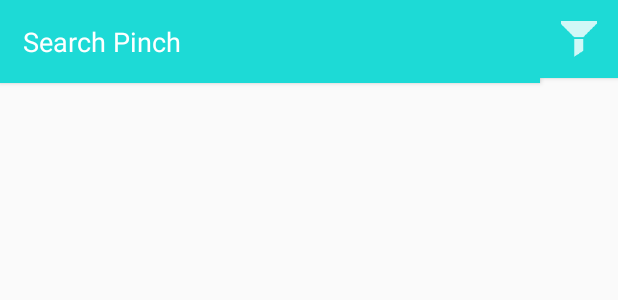
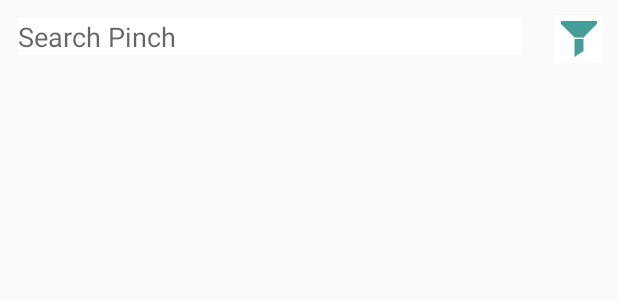
Before and after one commit to pinch-codepath/pinch, an Android app: the layout fragment_search_filters.xml on its own in the app's theme, with its tools: preview values and no code run, on a phone screen of 412 x 824 dp. Shown: the top 300 px of the screen. Run offline under Robolectric (Android 15) with nearby library versions, the phone set to English and light mode, and no system bars.

Commit message:
Iterating on overall app colors

```diff
--- a/app/src/main/java/com/pinch/android/fragments/EventsFragment.java
+++ b/app/src/main/java/com/pinch/android/fragments/EventsFragment.java
@@ -96,10 +96,7 @@ public abstract class EventsFragment extends Fragment {
 
         );
         // Configure the refreshing colors
-        mSwipeContainer.setColorSchemeResources(android.R.color.holo_blue_bright,
-                android.R.color.holo_green_light,
-                android.R.color.holo_orange_light,
-                android.R.color.holo_red_light);
+        mSwipeContainer.setColorSchemeResources(R.color.colorPrimary);
     }
 
 }
--- a/app/src/main/java/com/pinch/android/fragments/SearchFragment.java
+++ b/app/src/main/java/com/pinch/android/fragments/SearchFragment.java
@@ -113,10 +113,7 @@ public class SearchFragment extends Fragment {
             }
         });
         // Configure the refreshing colors
-        mSwipeContainer.setColorSchemeResources(android.R.color.holo_blue_bright,
-                android.R.color.holo_green_light,
-                android.R.color.holo_orange_light,
-                android.R.color.holo_red_light);
+        mSwipeContainer.setColorSchemeResources(R.color.colorPrimary);
     }
 
     @Override
--- a/app/src/main/res/layout/activity_main.xml
+++ b/app/src/main/res/layout/activity_main.xml
@@ -17,6 +17,7 @@
         app:pstsDividerColor="@color/colorPrimary"
         app:pstsIndicatorColor="@color/colorPrimaryDark"
         app:pstsIndicatorHeight="3dp"
+        android:elevation="4dp"
         android:layout_height="48dp"/>
 
     <android.support.v4.view.ViewPager
--- a/app/src/main/res/layout/fragment_search_filters.xml
+++ b/app/src/main/res/layout/fragment_search_filters.xml
@@ -10,26 +10,23 @@
         android:iconifiedByDefault="false"
         android:layout_toLeftOf="@+id/ivFilters"
         android:layout_toStartOf="@+id/ivFilters"
-        android:padding="15dp"
-        android:elevation="2dp"
+        android:layout_margin="12dp"
         android:id="@+id/etSearch"
         android:hint="Search Pinch"
-        android:textColor="@android:color/white"
-        android:textColorHint="@android:color/white"
-        android:background="@color/colorPrimary" >
+        android:textColor="@color/colorPrimary"
+        android:background="@android:color/white" >
     </EditText>
 
     <ImageView
         android:layout_width="wrap_content"
         android:layout_height="wrap_content"
         android:id="@+id/ivFilters"
-        android:src="@drawable/ic_action_filter"
-        android:padding="10dp"
-        android:background="@color/colorPrimary"
+        android:src="@drawable/ic_action_filter_colored"
+        android:layout_margin="10dp"
+        android:background="@android:color/white"
         android:layout_alignParentTop="true"
         android:layout_alignParentRight="true"
-        android:layout_alignParentEnd="true"
-        android:elevation="2dp"/>
+        android:layout_alignParentEnd="true"/>
 
     <android.support.v4.widget.SwipeRefreshLayout
         xmlns:android="http://schemas.android.com/apk/res/android"
--- a/app/src/main/res/values/colors.xml
+++ b/app/src/main/res/values/colors.xml
@@ -1,7 +1,7 @@
 <?xml version="1.0" encoding="utf-8"?>
 <resources>
-    <color name="colorPrimary">#1ddad6</color>
-    <color name="colorPrimaryDark">#168480</color>
+    <color name="colorPrimary">#168480</color>
+    <color name="colorPrimaryDark">#114541</color>
     <color name="colorAccent">#b1b1b1</color>
 
 </resources>
```
Also changed, not shown: app/src/main/res/drawable-hdpi/ic_action_filter_colored.png (added), app/src/main/res/drawable-mdpi/ic_action_filter_colored.png (added), app/src/main/res/drawable-xhdpi/ic_action_filter_colored.png (added), app/src/main/res/drawable-xxhdpi/ic_action_filter_colored.png (added).
